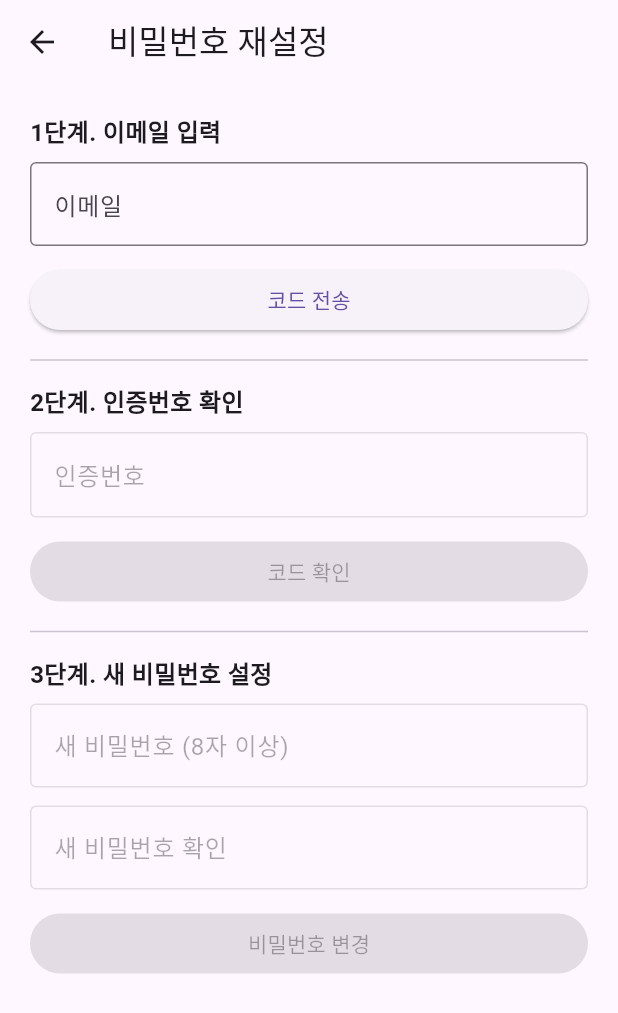
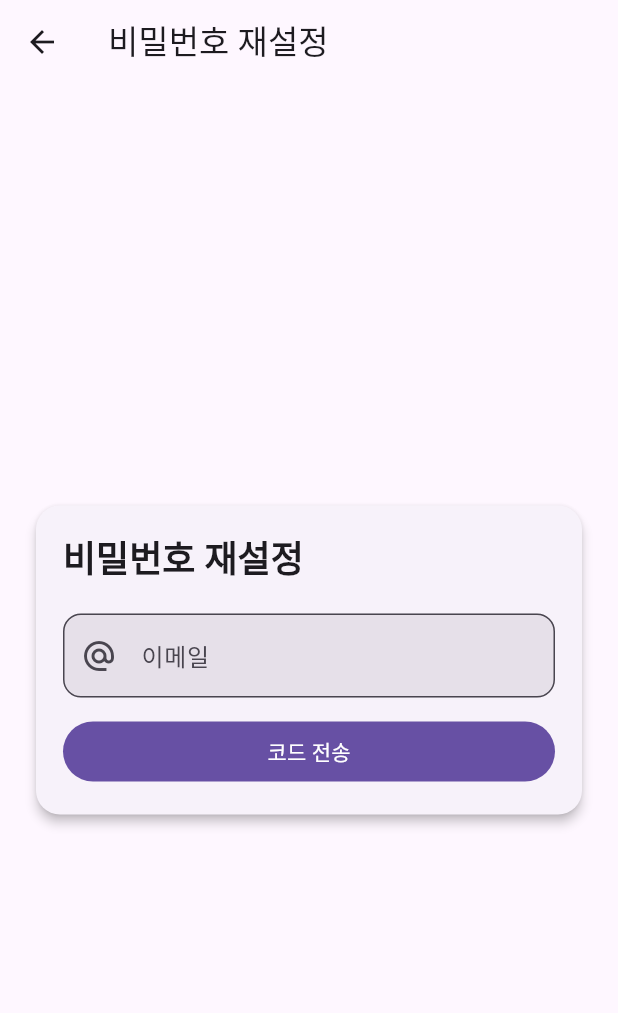
Before and after one commit to jinho-jinho/blindseoul, a Flutter app: the PasswordResetScreen screen opened by its route, on a phone screen of 412 x 824 dp. Shown: the top 1013 px of the screen. Run offline on Flutter 3.47's test engine with Material 3 defaults, Android fonts, the phone set to English and light mode, and no system bars; our stand-ins replace flutter_secure_storage, google_maps_flutter; accounts and stored records are empty; network calls fail.

Commit message:
비밀번호 재설정 화면 수정

```diff
--- a/blindseoul/lib/screen/login_screen.dart
+++ b/blindseoul/lib/screen/login_screen.dart
@@ -145,7 +145,7 @@ class _LoginScreenState extends State<LoginScreen> {
                               onFieldSubmitted: (_) => _login(),
                               validator: (v) {
                                 if ((v ?? '').isEmpty) return '비밀번호를 입력해주세요';
-                                if ((v ?? '').length < 6) return '6자 이상 입력해주세요';
+                                if ((v ?? '').length < 8) return '8자 이상 입력해주세요';
                                 return null;
                               },
                             ),
--- a/blindseoul/lib/screen/password_reset_screen.dart
+++ b/blindseoul/lib/screen/password_reset_screen.dart
@@ -1,4 +1,3 @@
-// lib/screen/password_reset_screen.dart
 import 'package:flutter/material.dart';
 import '../api/user_api.dart';
 
@@ -14,24 +13,23 @@ class _PasswordResetScreenState extends State<PasswordResetScreen> {
   final _codeCtrl = TextEditingController();
   final _newPwCtrl = TextEditingController();
   final _confirmPwCtrl = TextEditingController();
-
   final _api = UserApi();
 
   bool _sending = false;
   bool _verifying = false;
   bool _resetting = false;
 
-  bool _codeSent = false;     // 1단계 완료 플래그
-  bool _codeVerified = false; // 2단계 완료 플래그
+  bool _codeSent = false;
+  bool _codeVerified = false;
 
-  void _showSnack(String msg) {
-    ScaffoldMessenger.of(context).showSnackBar(SnackBar(content: Text(msg)));
-  }
+  bool _obscureNewPw = true;
+  bool _obscureConfirmPw = true;
 
-  bool _isValidEmail(String email) {
-    // 아주 간단한 검증
-    return email.contains('@') && email.contains('.');
-  }
+  void _showSnack(String msg) =>
+      ScaffoldMessenger.of(context).showSnackBar(SnackBar(content: Text(msg)));
+
+  bool _isValidEmail(String email) =>
+      RegExp(r'^[^@\s]+@[^@\s]+\.[^@\s]+$').hasMatch(email);
 
   Future<void> _sendCode() async {
     final email = _emailCtrl.text.trim();
@@ -98,100 +96,6 @@ class _PasswordResetScreenState extends State<PasswordResetScreen> {
     }
   }
 
-  Widget _emailStep() {
-    return Column(
-      crossAxisAlignment: CrossAxisAlignment.start,
-      children: [
-        const Text('1단계. 이메일 입력', style: TextStyle(fontSize: 16, fontWeight: FontWeight.bold)),
-        const SizedBox(height: 8),
-        TextField(
-          controller: _emailCtrl,
-          keyboardType: TextInputType.emailAddress,
-          decoration: const InputDecoration(
-            labelText: '이메일',
-            hintText: 'you@example.com',
-            border: OutlineInputBorder(),
-          ),
-          enabled: !_codeSent, // 코드 전송 후엔 이메일 못 바꾸게 잠금
-        ),
-        const SizedBox(height: 12),
-        SizedBox(
-          width: double.infinity,
-          child: ElevatedButton(
-            onPressed: _codeSent || _sending ? null : _sendCode,
-            child: _sending ? const CircularProgressIndicator() : const Text('코드 전송'),
-          ),
-        ),
-      ],
-    );
-  }
-
-  Widget _codeStep() {
-    return Column(
-      crossAxisAlignment: CrossAxisAlignment.start,
-      children: [
-        const Divider(height: 32),
-        const Text('2단계. 인증번호 확인', style: TextStyle(fontSize: 16, fontWeight: FontWeight.bold)),
-        const SizedBox(height: 8),
-        TextField(
-          controller: _codeCtrl,
-          decoration: const InputDecoration(
-            labelText: '인증번호',
-            hintText: '이메일로 받은 6자리 코드',
-            border: OutlineInputBorder(),
-          ),
-          enabled: _codeSent && !_codeVerified,
-        ),
-        const SizedBox(height: 12),
-        SizedBox(
-          width: double.infinity,
-          child: ElevatedButton(
-            onPressed: (!_codeSent || _codeVerified || _verifying) ? null : _verifyCode,
-            child: _verifying ? const CircularProgressIndicator() : const Text('코드 확인'),
-          ),
-        ),
-      ],
-    );
-  }
-
-  Widget _newPasswordStep() {
-    return Column(
-      crossAxisAlignment: CrossAxisAlignment.start,
-      children: [
-        const Divider(height: 32),
-        const Text('3단계. 새 비밀번호 설정', style: TextStyle(fontSize: 16, fontWeight: FontWeight.bold)),
-        const SizedBox(height: 8),
-        TextField(
-          controller: _newPwCtrl,
-          obscureText: true,
-          decoration: const InputDecoration(
-            labelText: '새 비밀번호 (8자 이상)',
-            border: OutlineInputBorder(),
-          ),
-          enabled: _codeVerified,
-        ),
-        const SizedBox(height: 12),
-        TextField(
-          controller: _confirmPwCtrl,
-          obscureText: true,
-          decoration: const InputDecoration(
-            labelText: '새 비밀번호 확인',
-            border: OutlineInputBorder(),
-          ),
-          enabled: _codeVerified,
-        ),
-        const SizedBox(height: 12),
-        SizedBox(
-          width: double.infinity,
-          child: ElevatedButton(
-            onPressed: (_codeVerified && !_resetting) ? _resetPassword : null,
-            child: _resetting ? const CircularProgressIndicator() : const Text('비밀번호 변경'),
-          ),
-        ),
-      ],
-    );
-  }
-
   @override
   void dispose() {
     _emailCtrl.dispose();
@@ -203,16 +107,154 @@ class _PasswordResetScreenState extends State<PasswordResetScreen> {
 
   @override
   Widget build(BuildContext context) {
+    final theme = Theme.of(context);
+
     return Scaffold(
+      backgroundColor: theme.colorScheme.surface,
       appBar: AppBar(title: const Text('비밀번호 재설정')),
-      body: SingleChildScrollView(
-        padding: const EdgeInsets.all(20),
-        child: Column(
-          children: [
-            _emailStep(),
-            _codeStep(),
-            _newPasswordStep(),
-          ],
+      body: SafeArea(
+        child: Center(
+          child: ConstrainedBox(
+            constraints: const BoxConstraints(maxWidth: 520),
+            child: SingleChildScrollView(
+              padding: const EdgeInsets.all(20),
+              child: Card(
+                elevation: 3,
+                shape: RoundedRectangleBorder(
+                  borderRadius: BorderRadius.circular(16),
+                ),
+                child: Padding(
+                  padding: const EdgeInsets.all(18),
+                  child: Column(
+                    crossAxisAlignment: CrossAxisAlignment.stretch,
+                    children: [
+                      Text(
+                        '비밀번호 재설정',
+                        style: theme.textTheme.headlineSmall?.copyWith(
+                          fontWeight: FontWeight.bold,
+                        ),
+                      ),
+                      const SizedBox(height: 20),
+
+                      // 1단계 이메일
+                      TextField(
+                        controller: _emailCtrl,
+                        enabled: !_codeSent,
+                        keyboardType: TextInputType.emailAddress,
+                        decoration: InputDecoration(
+                          labelText: '이메일',
+                          hintText: 'you@example.com',
+                          prefixIcon: const Icon(Icons.alternate_email),
+                          border: OutlineInputBorder(
+                            borderRadius: BorderRadius.circular(12),
+                          ),
+                          filled: true,
+                        ),
+                      ),
+                      const SizedBox(height: 12),
+                      FilledButton(
+                        onPressed: _codeSent || _sending ? null : _sendCode,
+                        child: _sending
+                            ? const SizedBox(
+                                width: 18,
+                                height: 18,
+                                child: CircularProgressIndicator(strokeWidth: 2),
+                              )
+                            : const Text('코드 전송'),
+                      ),
+
+                      // 2단계 인증번호
+                      if (_codeSent) ...[
+                        const Divider(height: 32),
+                        TextField(
+                          controller: _codeCtrl,
+                          enabled: !_codeVerified,
+                          decoration: InputDecoration(
+                            labelText: '인증번호',
+                            hintText: '이메일로 받은 6자리 코드',
+                            prefixIcon: const Icon(Icons.verified_user_outlined),
+                            border: OutlineInputBorder(
+                              borderRadius: BorderRadius.circular(12),
+                            ),
+                            filled: true,
+                          ),
+                        ),
+                        const SizedBox(height: 12),
+                        FilledButton.tonal(
+                          onPressed:
+                              (!_codeSent || _codeVerified || _verifying) ? null : _verifyCode,
+                          child: _verifying
+                              ? const SizedBox(
+                                  width: 18,
+                                  height: 18,
+                                  child: CircularProgressIndicator(strokeWidth: 2),
+                                )
+                              : const Text('코드 확인'),
+                        ),
+                      ],
+
+                      // 3단계 새 비밀번호
+                      if (_codeVerified) ...[
+                        const Divider(height: 32),
+                        TextField(
+                          controller: _newPwCtrl,
+                          obscureText: _obscureNewPw,
+                          decoration: InputDecoration(
+                            labelText: '새 비밀번호 (8자 이상)',
+                            prefixIcon: const Icon(Icons.lock_outline),
+                            suffixIcon: IconButton(
+                              onPressed: () => setState(() {
+                                _obscureNewPw = !_obscureNewPw;
+                              }),
+                              icon: Icon(
+                                _obscureNewPw ? Icons.visibility_off : Icons.visibility,
+                              ),
+                            ),
+                            border: OutlineInputBorder(
+                              borderRadius: BorderRadius.circular(12),
+                            ),
+                            filled: true,
+                          ),
+                        ),
+                        const SizedBox(height: 12),
+                        TextField(
+                          controller: _confirmPwCtrl,
+                          obscureText: _obscureConfirmPw,
+                          decoration: InputDecoration(
+                            labelText: '새 비밀번호 확인',
+                            prefixIcon: const Icon(Icons.lock_person_outlined),
+                            suffixIcon: IconButton(
+                              onPressed: () => setState(() {
+                                _obscureConfirmPw = !_obscureConfirmPw;
+                              }),
+                              icon: Icon(
+                                _obscureConfirmPw ? Icons.visibility_off : Icons.visibility,
+                              ),
+                            ),
+                            border: OutlineInputBorder(
+                              borderRadius: BorderRadius.circular(12),
+                            ),
+                            filled: true,
+                          ),
+                        ),
+                        const SizedBox(height: 12),
+                        FilledButton(
+                          onPressed: _resetting ? null : _resetPassword,
+                          child: _resetting
+                              ? const SizedBox(
+                                  width: 20,
+                                  height: 20,
+                                  child: CircularProgressIndicator(strokeWidth: 2.2),
+                                )
+                              : const Text('비밀번호 변경'),
+                        ),
+                      ],
+                    ],
+                  ),
+                ),
+              ),
+            ),
+          ),
         ),
       ),
     );
```
